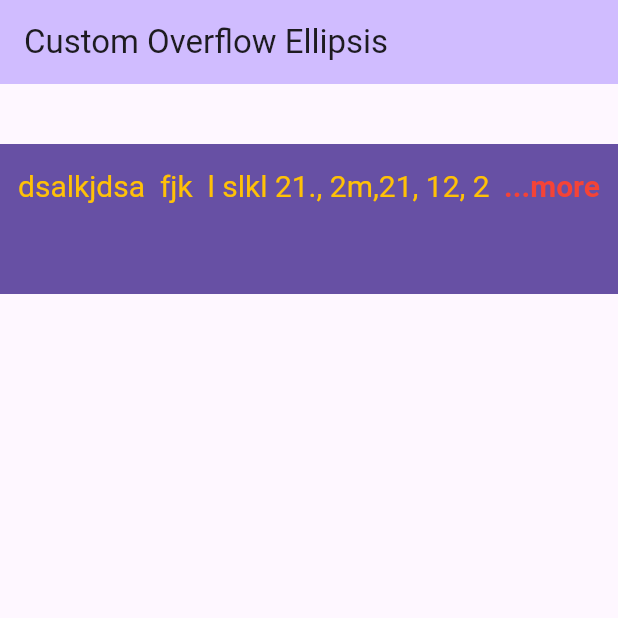
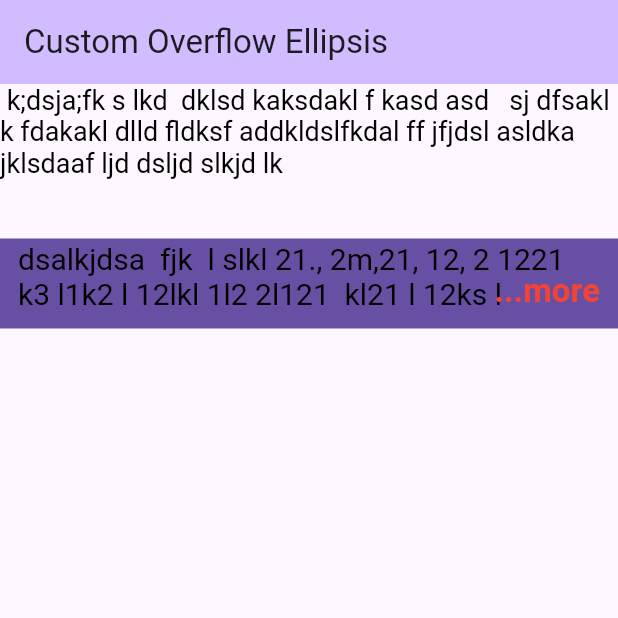
Before and after one commit to boglbbogl/flutter_custom_overflow, a Flutter app: the screen it shows after launch, on a phone screen of 412 x 824 dp, the top half of it. Run offline on Flutter 3.47's test engine with Material 3 defaults, Android fonts, the phone set to English and light mode, and no system bars.

Commit message:
custom ellipsis widget active ui

```diff
--- a/lib/custom_ellipsis.dart
+++ b/lib/custom_ellipsis.dart
@@ -23,6 +23,7 @@ class _CustomEllipsisState extends State<CustomEllipsis> {
   TextPainter textPaint = TextPainter();
   TextPainter? ellipsisPaint;
   int? maxLines;
+  double scaleUp = 0;
 
   @override
   void didUpdateWidget(covariant CustomEllipsis oldWidget) {
@@ -46,6 +47,8 @@ class _CustomEllipsisState extends State<CustomEllipsis> {
       maxLines: maxLines,
       ellipsis: _ellipsis(),
     );
+    scaleUp =
+        2.0 >= widget.scaleUp && widget.scaleUp >= -2.0 ? widget.scaleUp : 0;
     _setEllipsisPainter();
   }
 
@@ -53,14 +56,14 @@ class _CustomEllipsisState extends State<CustomEllipsis> {
     if (widget.ellipsis != null && maxLines != null) {
       TextStyle style =
           widget.ellipsis!.style ?? widget.text.style ?? const TextStyle();
-      double fontSize =
-          2.0 >= widget.scaleUp && widget.scaleUp >= -2.0 ? widget.scaleUp : 0;
+      // double fontSize =
+      //     2.0 >= widget.scaleUp && widget.scaleUp >= -2.0 ? widget.scaleUp : 0;
       ellipsisPaint = TextPainter(
         text: TextSpan(
           text: widget.ellipsis!.data,
           style: style.copyWith(
             color: style.color ?? style.color,
-            fontSize: (textPaint.text!.style!.fontSize ?? 14) + fontSize,
+            fontSize: (textPaint.text!.style!.fontSize ?? 14) + scaleUp,
           ),
         ),
         textDirection: TextDirection.ltr,
@@ -70,16 +73,12 @@ class _CustomEllipsisState extends State<CustomEllipsis> {
 
   String? _ellipsis() {
     if (widget.ellipsis != null && (maxLines != null)) {
-      if (widget.scaleUp > 0 && widget.scaleUp <= 2) {
+      if (scaleUp > 0 && scaleUp <= 2) {
         return " " *
-            (widget.ellipsis!.data!.length * 2 -
-                1 +
-                ((widget.scaleUp ~/ 1) * 2 - 2));
-      } else if (widget.scaleUp < 0 && widget.scaleUp >= -2) {
+            (widget.ellipsis!.data!.length * 2 - 1 + ((scaleUp ~/ 1) * 2 - 2));
+      } else if (scaleUp < 0 && scaleUp >= -2) {
         return " " *
-            (widget.ellipsis!.data!.length * 2 -
-                1 +
-                (widget.scaleUp ~/ 1 + 2 - 2));
+            (widget.ellipsis!.data!.length * 2 - 1 + (scaleUp ~/ 1 + 2 - 2));
       } else {
         return " " * (widget.ellipsis!.data!.length * 2 - 1);
       }
@@ -108,17 +107,30 @@ class _CustomEllipsisState extends State<CustomEllipsis> {
 
   @override
   Widget build(BuildContext context) {
+    return LayoutBuilder(builder: (
+      BuildContext context,
+      BoxConstraints constraints,
+    ) {
       return GestureDetector(
         onTapDown: (TapDownDetails details) =>
             _onTapDown(details, textPaint, ellipsisPaint),
-      child: CustomPaint(
+        child: Column(
+          children: [
+            CustomPaint(
+              size: Size(constraints.maxWidth, constraints.maxHeight),
               painter: _Painter(
                 textPaint,
                 maxLines,
                 ellipsisPainter: ellipsisPaint,
+                maxHeight: constraints.maxHeight,
+                textStyle: widget.text.style ?? const TextStyle(),
+                scaleUp: scaleUp,
               ),
             ),
+          ],
+        ),
       );
+    });
   }
 }
 
@@ -126,18 +138,68 @@ class _Painter extends CustomPainter {
   final TextPainter textPaint;
   final int? maxLines;
   final TextPainter? ellipsisPainter;
+  final double maxHeight;
+  final TextStyle textStyle;
+  final double scaleUp;
 
   _Painter(
     this.textPaint,
     this.maxLines, {
     required this.ellipsisPainter,
+    required this.maxHeight,
+    required this.textStyle,
+    required this.scaleUp,
   });
 
   @override
   void paint(Canvas canvas, Size size) {
+    double componentMaxHeight = 0;
+    List<String> components = textPaint.plainText.split("");
+    List<String> ellipsisComponents =
+        ellipsisPainter != null ? ellipsisPainter!.plainText.split("") : [];
+    for (final component in components) {
+      TextPainter sizePainter = TextPainter(
+        text: TextSpan(
+          text: component,
+          style: textStyle,
+        ),
+        textDirection: TextDirection.ltr,
+      );
+      sizePainter.layout(minWidth: 0, maxWidth: size.width);
+      if (componentMaxHeight < sizePainter.height) {
+        componentMaxHeight = sizePainter.height;
+      }
+    }
+    for (final component in ellipsisComponents) {
+      TextPainter sizePainter = TextPainter(
+        text: TextSpan(
+          text: component,
+          style: textStyle.copyWith(
+            fontSize: (textStyle.fontSize ?? 14) + scaleUp,
+          ),
+        ),
+        textDirection: TextDirection.ltr,
+      );
+      sizePainter.layout(minWidth: 0, maxWidth: size.width);
+      if (componentMaxHeight < sizePainter.height) {
+        componentMaxHeight = sizePainter.height;
+      }
+    }
+
+    if (componentMaxHeight <= maxHeight) {
+      int componentMaxLines = maxHeight ~/ componentMaxHeight;
+
+      if (maxLines == null) {
+        textPaint.maxLines = componentMaxLines;
         textPaint.layout(minWidth: 0, maxWidth: size.width);
+      } else {
+        if (componentMaxLines < maxLines!) {
+          textPaint.maxLines = componentMaxLines;
+        }
+        textPaint.layout(minWidth: 0, maxWidth: size.width);
+      }
+
       textPaint.paint(canvas, const Offset(0, 0));
-
       if (ellipsisPainter != null &&
           textPaint.didExceedMaxLines &&
           maxLines != null) {
@@ -148,6 +210,7 @@ class _Painter extends CustomPainter {
                 textPaint.height - (ellipsisPainter!.height)));
       }
     }
+  }
 
   @override
   bool shouldRepaint(covariant CustomPainter oldDelegate) => false;
--- a/lib/home_page.dart
+++ b/lib/home_page.dart
@@ -15,11 +15,22 @@ class HomePage extends StatelessWidget {
       ),
       body: Column(
         children: [
+          RichText(
+            text: TextSpan(
+              text:
+                  " k;dsja;fk s lkd  dklsd kaksdakl f kasd asd   sj dfsakl k fdakakl dlld fldksf addkldslfkdal ff jfjdsl asldka jklsdaaf ljd dsljd slkjd lk",
+              style: TextStyle(
+                color: Colors.black,
+                fontSize: 18,
+              ),
+            ),
+            // maxLines: 2,
+          ),
           Container(
             margin: const EdgeInsets.only(top: 40),
-            padding: const EdgeInsets.symmetric(horizontal: 12, vertical: 16),
+            padding: const EdgeInsets.symmetric(horizontal: 12, vertical: 2),
             width: MediaQuery.of(context).size.width,
-            height: 100,
+            height: 60,
             color: Theme.of(context).colorScheme.primary,
             child: CustomEllipsis(
               onTap: () {
@@ -32,14 +43,14 @@ class HomePage extends StatelessWidget {
                   color: Colors.red,
                 ),
               ),
-              // scaleUp: 1.0,
-              maxLines: 1,
+              scaleUp: 2.0,
+              maxLines: 2,
               text: TextSpan(
                 text:
                     "dsalkjdsa  fjk  l slkl 21., 2m,21, 12, 2 1221 k3 l1k2 l 12lkl 1l2 2l121  kl21 l 12ks lj 21 2  12 1 12 21 21 21 21 21  2  112 12 12 3 kal fjk lsl",
                 style: TextStyle(
                   fontSize: 20,
-                  color: Colors.amber,
+                  color: Colors.black,
                 ),
               ),
             ),
```
Lines whose indentation alone changed are shown as unchanged.
